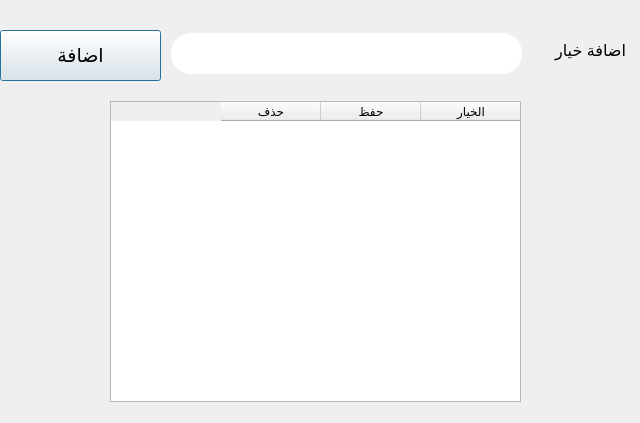
ameer810/MyExeApp, file a tahlel project 2/add_delete_analyst_choices.ui: the form before one commit.
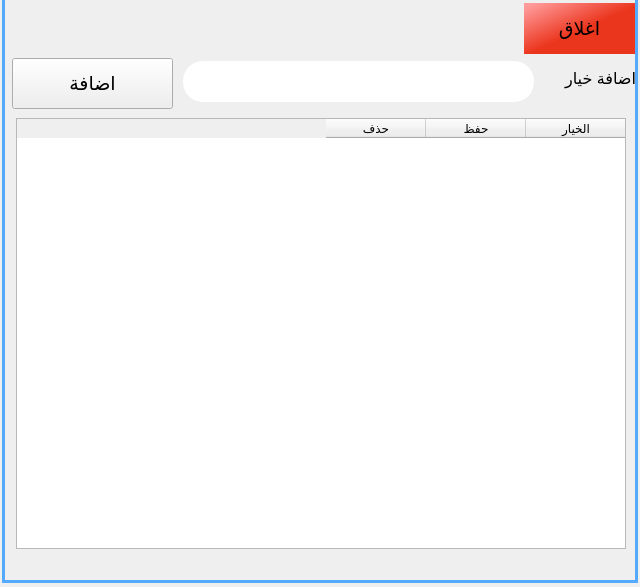
The form after the commit. Icons and pictures are not drawn.

Patch:
```diff
--- a/a tahlel project 2/add_delete_analyst_choices.ui
+++ b/a tahlel project 2/add_delete_analyst_choices.ui
@@ -7,7 +7,7 @@
     <x>0</x>
     <y>0</y>
     <width>640</width>
-    <height>423</height>
+    <height>587</height>
    </rect>
   </property>
   <property name="windowTitle">
@@ -2121,13 +2121,29 @@
 QPushButton:disabled{
 color:rgb(198, 198, 198);
 	background-color: qlineargradient(spread:pad, x1:0, y1:0, x2:1, y2:1, stop:0.512438 rgba(112, 174, 234, 255), stop:1 rgba(82, 157, 255, 255));
-}</string>
+}
+</string>
+  </property>
+  <widget class="QGroupBox" name="groupBox">
+   <property name="geometry">
+    <rect>
+     <x>2</x>
+     <y>-11</y>
+     <width>636</width>
+     <height>594</height>
+    </rect>
+   </property>
+   <property name="styleSheet">
+    <string notr="true">QGroupBox{border:3px solid rgb(85, 170, 255)}</string>
+   </property>
+   <property name="title">
+    <string/>
   </property>
   <widget class="QLabel" name="label">
    <property name="geometry">
     <rect>
-     <x>525</x>
-     <y>30</y>
+      <x>533</x>
+      <y>69</y>
      <width>101</width>
      <height>41</height>
     </rect>
@@ -2145,8 +2161,8 @@
   <widget class="QLineEdit" name="lineEdit">
    <property name="geometry">
     <rect>
-     <x>171</x>
-     <y>33</y>
+      <x>181</x>
+      <y>72</y>
      <width>351</width>
      <height>41</height>
     </rect>
@@ -2155,11 +2171,75 @@
     <string notr="true">border-radius:20px;</string>
    </property>
   </widget>
+   <widget class="QTableWidget" name="tableWidget">
+    <property name="geometry">
+     <rect>
+      <x>14</x>
+      <y>129</y>
+      <width>610</width>
+      <height>431</height>
+     </rect>
+    </property>
+    <property name="layoutDirection">
+     <enum>Qt::RightToLeft</enum>
+    </property>
+    <column>
+     <property name="text">
+      <string>الخيار</string>
+     </property>
+    </column>
+    <column>
+     <property name="text">
+      <string>حفظ</string>
+     </property>
+    </column>
+    <column>
+     <property name="text">
+      <string>حذف</string>
+     </property>
+    </column>
+   </widget>
+   <widget class="QPushButton" name="pushButton_27">
+    <property name="geometry">
+     <rect>
+      <x>522</x>
+      <y>14</y>
+      <width>111</width>
+      <height>51</height>
+     </rect>
+    </property>
+    <property name="font">
+     <font>
+      <family>Segoe UI</family>
+      <pointsize>14</pointsize>
+     </font>
+    </property>
+    <property name="cursor">
+     <cursorShape>PointingHandCursor</cursorShape>
+    </property>
+    <property name="layoutDirection">
+     <enum>Qt::LeftToRight</enum>
+    </property>
+    <property name="styleSheet">
+     <string notr="true">border-radius:none;
+
+background-color: qlineargradient(spread:pad, x1:0, y1:0, x2:0.687, y2:0.704545, stop:0.0646766 rgba(255, 155, 155, 255), stop:0.751244 rgba(235, 54, 30, 255));</string>
+    </property>
+    <property name="text">
+     <string>اغلاق</string>
+    </property>
+    <property name="iconSize">
+     <size>
+      <width>41</width>
+      <height>49</height>
+     </size>
+    </property>
+   </widget>
   <widget class="QPushButton" name="pushButton_26">
    <property name="geometry">
     <rect>
-     <x>0</x>
-     <y>30</y>
+      <x>10</x>
+      <y>69</y>
      <width>161</width>
      <height>51</height>
     </rect>
@@ -2190,33 +2270,6 @@
     </size>
    </property>
   </widget>
-  <widget class="QTableWidget" name="tableWidget">
-   <property name="geometry">
-    <rect>
-     <x>110</x>
-     <y>101</y>
-     <width>411</width>
-     <height>301</height>
-    </rect>
-   </property>
-   <property name="layoutDirection">
-    <enum>Qt::RightToLeft</enum>
-   </property>
-   <column>
-    <property name="text">
-     <string>الخيار</string>
-    </property>
-   </column>
-   <column>
-    <property name="text">
-     <string>حفظ</string>
-    </property>
-   </column>
-   <column>
-    <property name="text">
-     <string>حذف</string>
-    </property>
-   </column>
   </widget>
  </widget>
  <resources>
```
Lines whose indentation alone changed are shown as unchanged.
